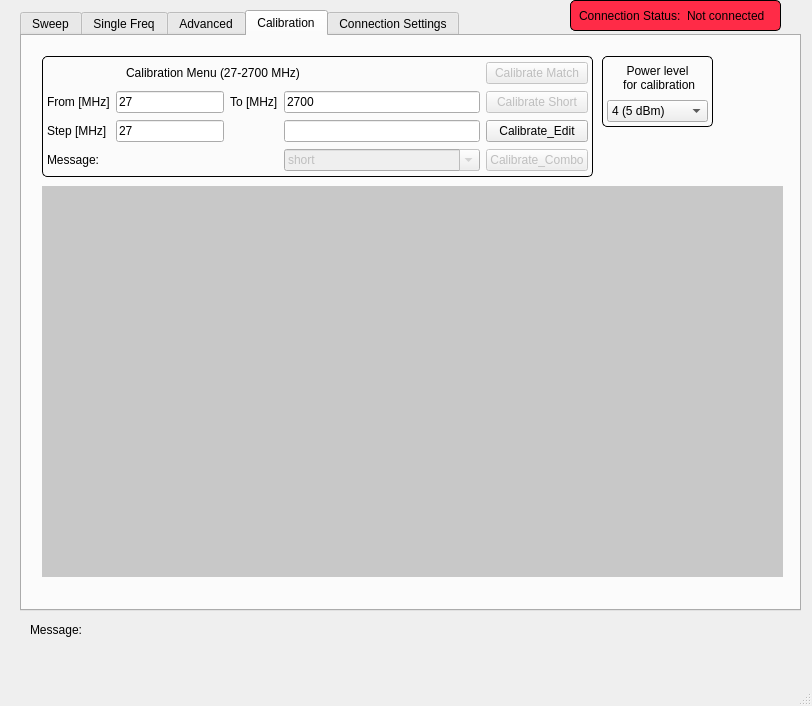
Above: mainwindow.ui from ivodovc/antenna-measurement-system-gui before the change. Below: the same form after it.
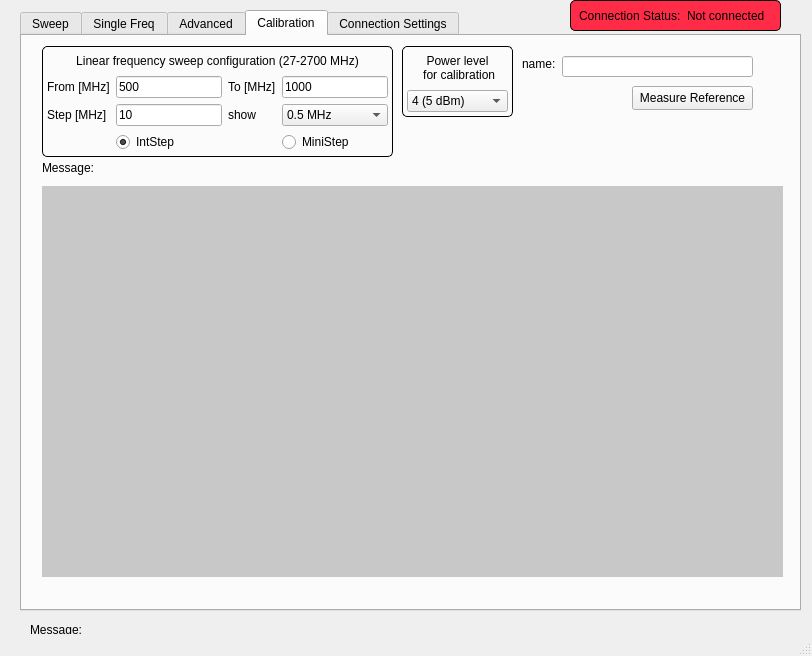
That is the form after the change. The open tabs and pages were chosen to show the change. Custom widgets are drawn as their Qt base class.

The edit to the form file:
```diff
--- a/mainwindow.ui
+++ b/mainwindow.ui
@@ -7,7 +7,7 @@
     <x>0</x>
     <y>0</y>
     <width>812</width>
-    <height>706</height>
+    <height>656</height>
    </rect>
   </property>
   <property name="windowTitle">
@@ -840,192 +840,6 @@
      <attribute name="title">
       <string>Calibration</string>
      </attribute>
-     <widget class="QWidget" name="calibrationSettings" native="true">
-      <property name="geometry">
-       <rect>
-        <x>20</x>
-        <y>20</y>
-        <width>551</width>
-        <height>121</height>
-       </rect>
-      </property>
-      <property name="styleSheet">
-       <string notr="true">QWidget#calibrationSettings{
-border-radius: 5px; border: 1px solid white;
-border-color: rgb(0, 0, 0);}</string>
-      </property>
-      <layout class="QGridLayout" name="gridLayout_11">
-       <property name="leftMargin">
-        <number>5</number>
-       </property>
-       <property name="topMargin">
-        <number>5</number>
-       </property>
-       <property name="rightMargin">
-        <number>5</number>
-       </property>
-       <property name="bottomMargin">
-        <number>5</number>
-       </property>
-       <item row="2" column="1">
-        <widget class="QLineEdit" name="calibFromEdit">
-         <property name="cursor">
-          <cursorShape>IBeamCursor</cursorShape>
-         </property>
-         <property name="inputMethodHints">
-          <set>Qt::ImhDigitsOnly</set>
-         </property>
-         <property name="text">
-          <string>27</string>
-         </property>
-         <property name="clearButtonEnabled">
-          <bool>false</bool>
-         </property>
-        </widget>
-       </item>
-       <item row="2" column="0">
-        <widget class="QLabel" name="label_23">
-         <property name="text">
-          <string>From [MHz]</string>
-         </property>
-        </widget>
-       </item>
-       <item row="2" column="2">
-        <widget class="QLabel" name="label_25">
-         <property name="text">
-          <string>To [MHz]</string>
-         </property>
-        </widget>
-       </item>
-       <item row="2" column="5">
-        <widget class="QPushButton" name="calibrateShortButton">
-         <property name="enabled">
-          <bool>false</bool>
-         </property>
-         <property name="text">
-          <string>Calibrate Short</string>
-         </property>
-        </widget>
-       </item>
-       <item row="1" column="0" colspan="4">
-        <widget class="QLabel" name="label_24">
-         <property name="text">
-          <string>Calibration Menu (27-2700 MHz)</string>
-         </property>
-         <property name="alignment">
-          <set>Qt::AlignCenter</set>
-         </property>
-        </widget>
-       </item>
-       <item row="2" column="3" colspan="2">
-        <widget class="QLineEdit" name="calibToEdit">
-         <property name="text">
-          <string>2700</string>
-         </property>
-        </widget>
-       </item>
-       <item row="6" column="0" colspan="2">
-        <widget class="QLabel" name="msgLabel_3">
-         <property name="text">
-          <string>Message:</string>
-         </property>
-        </widget>
-       </item>
-       <item row="6" column="5">
-        <widget class="QPushButton" name="testMeasureButton">
-         <property name="enabled">
-          <bool>false</bool>
-         </property>
-         <property name="text">
-          <string>Calibrate_Combo</string>
-         </property>
-        </widget>
-       </item>
-       <item row="1" column="5">
-        <widget class="QPushButton" name="calibrateMatchButton">
-         <property name="enabled">
-          <bool>false</bool>
-         </property>
-         <property name="text">
-          <string>Calibrate Match</string>
-         </property>
-        </widget>
-       </item>
-       <item row="3" column="5">
-        <widget class="QPushButton" name="calibrateEditButton">
-         <property name="text">
-          <string>Calibrate_Edit</string>
-         </property>
-        </widget>
-       </item>
-       <item row="3" column="3" colspan="2">
-        <widget class="QLineEdit" name="refnameEdit">
-         <property name="clearButtonEnabled">
-          <bool>true</bool>
-         </property>
-        </widget>
-       </item>
-       <item row="6" column="3" colspan="2">
-        <widget class="QComboBox" name="comboBox_2">
-         <property name="enabled">
-          <bool>false</bool>
-         </property>
-         <property name="sizePolicy">
-          <sizepolicy hsizetype="Preferred" vsizetype="Preferred">
-           <horstretch>2</horstretch>
-           <verstretch>1</verstretch>
-          </sizepolicy>
-         </property>
-         <property name="editable">
-          <bool>true</bool>
-         </property>
-         <item>
-          <property name="text">
-           <string>short</string>
-          </property>
-         </item>
-         <item>
-          <property name="text">
-           <string>match</string>
-          </property>
-         </item>
-         <item>
-          <property name="text">
-           <string>custom1</string>
-          </property>
-         </item>
-         <item>
-          <property name="text">
-           <string>custom2</string>
-          </property>
-         </item>
-        </widget>
-       </item>
-       <item row="3" column="0">
-        <widget class="QLabel" name="label_5">
-         <property name="text">
-          <string>Step [MHz]</string>
-         </property>
-        </widget>
-       </item>
-       <item row="3" column="1">
-        <widget class="QLineEdit" name="calibStepEdit">
-         <property name="cursor">
-          <cursorShape>IBeamCursor</cursorShape>
-         </property>
-         <property name="inputMethodHints">
-          <set>Qt::ImhDigitsOnly</set>
-         </property>
-         <property name="text">
-          <string>27</string>
-         </property>
-         <property name="clearButtonEnabled">
-          <bool>false</bool>
-         </property>
-        </widget>
-       </item>
-      </layout>
-     </widget>
      <widget class="PlotWidget" name="calibrateGraphWidget" native="true">
       <property name="geometry">
        <rect>
@@ -1045,8 +859,8 @@
      <widget class="QWidget" name="calibrationPowerWidget" native="true">
       <property name="geometry">
        <rect>
-        <x>580</x>
-        <y>20</y>
+        <x>380</x>
+        <y>10</y>
         <width>111</width>
         <height>71</height>
        </rect>
@@ -1107,6 +921,235 @@
        </item>
       </layout>
      </widget>
+     <widget class="QWidget" name="calibFreqBox" native="true">
+      <property name="geometry">
+       <rect>
+        <x>20</x>
+        <y>10</y>
+        <width>351</width>
+        <height>111</height>
+       </rect>
+      </property>
+      <property name="styleSheet">
+       <string notr="true">QWidget#calibFreqBox{
+border-radius: 5px; border: 1px solid white;
+border-color: rgb(0, 0, 0);}</string>
+      </property>
+      <layout class="QGridLayout" name="gridLayout_4">
+       <property name="leftMargin">
+        <number>5</number>
+       </property>
+       <property name="topMargin">
+        <number>5</number>
+       </property>
+       <property name="rightMargin">
+        <number>5</number>
+       </property>
+       <property name="bottomMargin">
+        <number>5</number>
+       </property>
+       <item row="1" column="1" colspan="4">
+        <widget class="QLabel" name="label_16">
+         <property name="text">
+          <string>Linear frequency sweep configuration (27-2700 MHz)</string>
+         </property>
+         <property name="alignment">
+          <set>Qt::AlignCenter</set>
+         </property>
+        </widget>
+       </item>
+       <item row="3" column="4">
+        <widget class="QComboBox" name="step_comboBox_2">
+         <property name="enabled">
+          <bool>true</bool>
+         </property>
+         <item>
+          <property name="text">
+           <string>0.5 MHz</string>
+          </property>
+         </item>
+         <item>
+          <property name="text">
+           <string>0.25 MHz</string>
+          </property>
+         </item>
+         <item>
+          <property name="text">
+           <string>125 kHz</string>
+          </property>
+         </item>
+         <item>
+          <property name="text">
+           <string>62.5 kHz</string>
+          </property>
+         </item>
+         <item>
+          <property name="text">
+           <string>31.25 kHz</string>
+          </property>
+         </item>
+         <item>
+          <property name="text">
+           <string>15.625 kHz</string>
+          </property>
+         </item>
+         <item>
+          <property name="text">
+           <string>7.8125 kHz</string>
+          </property>
+         </item>
+        </widget>
+       </item>
+       <item row="2" column="3">
+        <widget class="QLabel" name="label_19">
+         <property name="text">
+          <string>To [MHz]</string>
+         </property>
+        </widget>
+       </item>
+       <item row="2" column="4">
+        <widget class="QLineEdit" name="calibToEdit">
+         <property name="text">
+          <string>1000</string>
+         </property>
+        </widget>
+       </item>
+       <item row="3" column="2">
+        <widget class="QLineEdit" name="calibStepEdit">
+         <property name="text">
+          <string>10</string>
+         </property>
+        </widget>
+       </item>
+       <item row="2" column="1">
+        <widget class="QLabel" name="label_20">
+         <property name="text">
+          <string>From [MHz]</string>
+         </property>
+        </widget>
+       </item>
+       <item row="3" column="3">
+        <widget class="QLabel" name="label_28">
+         <property name="enabled">
+          <bool>true</bool>
+         </property>
+         <property name="text">
+          <string>show</string>
+         </property>
+        </widget>
+       </item>
+       <item row="3" column="1">
+        <widget class="QLabel" name="label_21">
+         <property name="text">
+          <string>Step [MHz]</string>
+         </property>
+        </widget>
+       </item>
+       <item row="2" column="2">
+        <widget class="QLineEdit" name="calibFromEdit">
+         <property name="cursor">
+          <cursorShape>IBeamCursor</cursorShape>
+         </property>
+         <property name="inputMethodHints">
+          <set>Qt::ImhDigitsOnly</set>
+         </property>
+         <property name="text">
+          <string>500</string>
+         </property>
+         <property name="clearButtonEnabled">
+          <bool>false</bool>
+         </property>
+        </widget>
+       </item>
+       <item row="4" column="2">
+        <widget class="QRadioButton" name="calibIntStepRadioButton">
+         <property name="text">
+          <string>IntStep</string>
+         </property>
+         <property name="checked">
+          <bool>true</bool>
+         </property>
+        </widget>
+       </item>
+       <item row="4" column="4">
+        <widget class="QRadioButton" name="calibMiniStepRadioButton">
+         <property name="enabled">
+          <bool>true</bool>
+         </property>
+         <property name="text">
+          <string>MiniStep</string>
+         </property>
+         <property name="autoRepeatDelay">
+          <number>100</number>
+         </property>
+        </widget>
+       </item>
+      </layout>
+     </widget>
+     <widget class="QPushButton" name="calibrateEditButton">
+      <property name="geometry">
+       <rect>
+        <x>610</x>
+        <y>50</y>
+        <width>121</width>
+        <height>24</height>
+       </rect>
+      </property>
+      <property name="sizePolicy">
+       <sizepolicy hsizetype="Preferred" vsizetype="Fixed">
+        <horstretch>0</horstretch>
+        <verstretch>0</verstretch>
+       </sizepolicy>
+      </property>
+      <property name="text">
+       <string>Measure Reference</string>
+      </property>
+     </widget>
+     <widget class="QLineEdit" name="refnameEdit">
+      <property name="geometry">
+       <rect>
+        <x>540</x>
+        <y>20</y>
+        <width>191</width>
+        <height>21</height>
+       </rect>
+      </property>
+      <property name="sizePolicy">
+       <sizepolicy hsizetype="Preferred" vsizetype="Fixed">
+        <horstretch>0</horstretch>
+        <verstretch>0</verstretch>
+       </sizepolicy>
+      </property>
+      <property name="clearButtonEnabled">
+       <bool>true</bool>
+      </property>
+     </widget>
+     <widget class="QLabel" name="label_5">
+      <property name="geometry">
+       <rect>
+        <x>500</x>
+        <y>20</y>
+        <width>49</width>
+        <height>16</height>
+       </rect>
+      </property>
+      <property name="text">
+       <string>name:</string>
+      </property>
+     </widget>
+     <widget class="QLabel" name="msgLabel_3">
+      <property name="geometry">
+       <rect>
+        <x>20</x>
+        <y>120</y>
+        <width>201</width>
+        <height>24</height>
+       </rect>
+      </property>
+      <property name="text">
+       <string>Message:</string>
+      </property>
+     </widget>
     </widget>
     <widget class="QWidget" name="Tab4">
      <attribute name="title">
```
Left out of the diff: 66 changed lines with no effect on the pictures.
